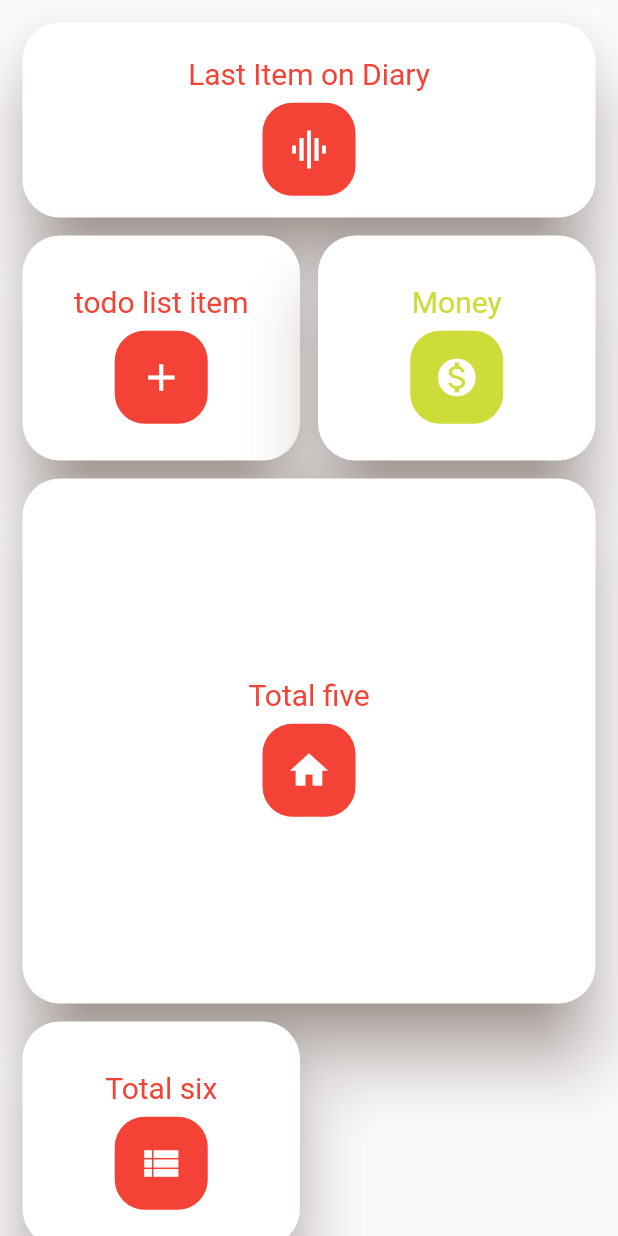
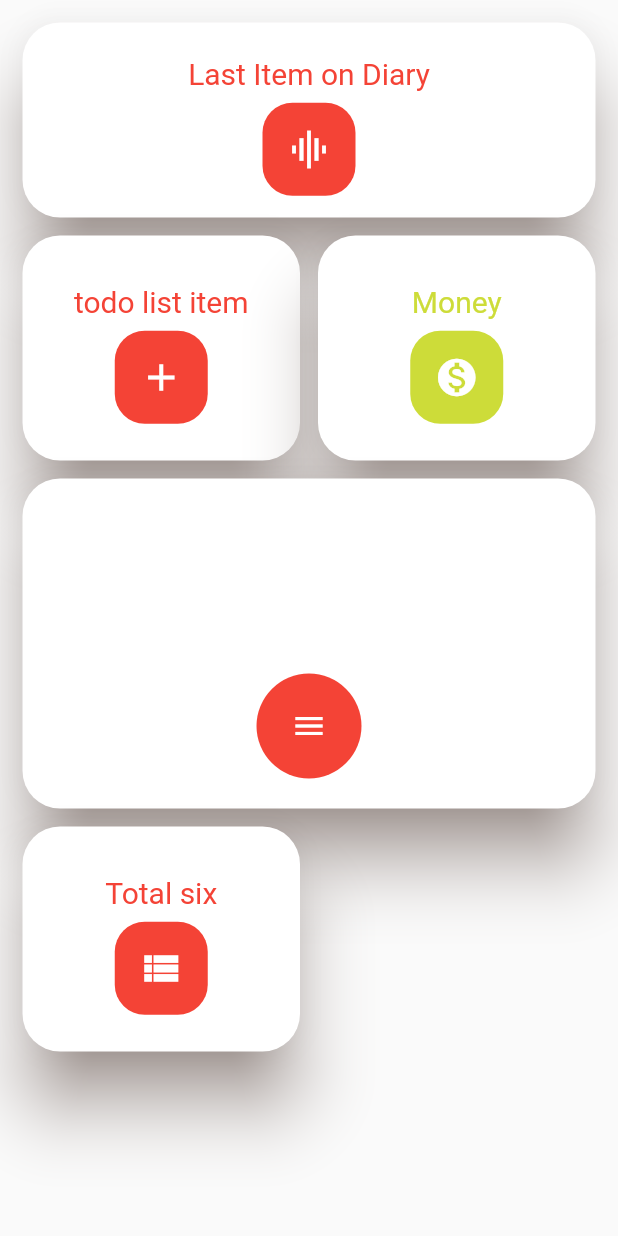
Before and after one commit to H-Zaman/My_Journal, a Flutter app: the screen it shows after launch, on a phone screen of 412 x 824 dp. Run offline on Flutter 3.47's test engine with Material 2 defaults, Android fonts, the phone set to English and light mode, and no system bars; missing offline and left inert: fab_circular_menu.

Commit message:
completed dashboard and integrated custom fab inside a tile

```diff
--- a/lib/Dashboard/dashboard.dart
+++ b/lib/Dashboard/dashboard.dart
@@ -1,5 +1,7 @@
+import 'package:flutter/cupertino.dart';
 import 'package:flutter/material.dart';
 import 'package:flutter_staggered_grid_view/flutter_staggered_grid_view.dart';
+import 'package:myapp/Dashboard/tileConfigs/customFabTile.dart';
 
 class Dashboard extends StatefulWidget {
   @override
@@ -28,6 +30,7 @@ class _DashboardState extends State<Dashboard> {
                       padding: const EdgeInsets.all(8.0),
                       child: Text(
                         title,
+                        overflow: TextOverflow.ellipsis,
                         style: TextStyle(
                           color: color,
                           fontSize: 20,
@@ -69,14 +72,20 @@ class _DashboardState extends State<Dashboard> {
             dashItems(Icons.graphic_eq,'Last Item on Diary',Colors.red),
             dashItems(Icons.add,'todo list item',Colors.red),
             dashItems(Icons.monetization_on,'Money',Colors.lime),
-            dashItems(Icons.home,'Total five',Colors.red),
+
+            //Custom FAB tile
+            TileCustomFab(),
+
             dashItems(Icons.view_list,'Total six',Colors.red),
           ],
           staggeredTiles: [
             StaggeredTile.extent(2,130),
             StaggeredTile.extent(1,150),
             StaggeredTile.extent(1,150),
-            StaggeredTile.extent(2,350),
+
+            //Custom FAB tile
+            StaggeredTile.extent(2,220),
+
             StaggeredTile.extent(1,150),
           ],
         ),
--- /dev/null
+++ b/lib/Dashboard/tileConfigs/customFabTile.dart
@@ -0,0 +1,26 @@
+import 'package:flutter/material.dart';
+import 'package:myapp/fab_circular_menu/fab_custom.dart';
+
+class TileCustomFab extends StatefulWidget {
+  @override
+  _TileCustomFabState createState() => _TileCustomFabState();
+}
+
+class _TileCustomFabState extends State<TileCustomFab> {
+  @override
+  Widget build(BuildContext context) {
+    return Material(
+      color: Colors.white,
+      elevation: 20,
+      shadowColor: Colors.brown,
+      borderRadius: BorderRadius.circular(25.0),
+      child: Align(
+        alignment: Alignment.bottomCenter,
+        child: Padding(
+          padding: const EdgeInsets.only(bottom: 20.0),
+          child: CustomFab(),
+        ),
+      ),
+    );
+  }
+}
--- a/lib/fab_circular_menu/fab_custom.dart
+++ b/lib/fab_circular_menu/fab_custom.dart
@@ -15,7 +15,7 @@ class _CustomFabState extends State<CustomFab> with SingleTickerProviderStateMix
   }
 
   AnimationController animationController;
-  Animation d1egreeTranslation,d2egreeTranslation,d3egreeTranslation,d4egreeTranslation;
+  Animation d1egreeTranslation,d2egreeTranslation,d3egreeTranslation,d4egreeTranslation,d5egreeTranslation;
   Animation rotationAnimation;
 
   @override
@@ -40,6 +40,10 @@ class _CustomFabState extends State<CustomFab> with SingleTickerProviderStateMix
       TweenSequenceItem<double>(tween: Tween(begin: 0.0,end: 1.4),weight: 20),
       TweenSequenceItem<double>(tween: Tween(begin: 1.4,end: 1.0),weight: 60),
     ]).animate(animationController);
+    d5egreeTranslation = TweenSequence([
+      TweenSequenceItem<double>(tween: Tween(begin: 0.0,end: 1.15),weight: 70),
+      TweenSequenceItem<double>(tween: Tween(begin: 1.15,end: 1.0),weight: 30),
+    ]).animate(animationController);
     rotationAnimation = Tween(
       begin: 0.0,
       end: 180.0,
@@ -49,9 +53,7 @@ class _CustomFabState extends State<CustomFab> with SingleTickerProviderStateMix
     ));
     super.initState();
     animationController.addListener(() {
-      setState(() {
-
-      });
+      setState(() {});
     });
   }
 
@@ -87,7 +89,7 @@ class _CustomFabState extends State<CustomFab> with SingleTickerProviderStateMix
 
               //View note / View Diary button
               Transform.translate(
-                offset: Offset.fromDirection(getRadiansFromDegree(225),d1egreeTranslation.value * 100),
+                offset: Offset.fromDirection(getRadiansFromDegree(225),d5egreeTranslation.value * 100),
                 child: Transform(
                   alignment: Alignment.center,
                   transform: Matrix4.rotationZ(getRadiansFromDegree(rotationAnimation.value))..scale(d1egreeTranslation.value),
--- a/lib/screens/home/home.dart
+++ b/lib/screens/home/home.dart
@@ -6,35 +6,8 @@ import 'package:myapp/fab_circular_menu/fab_package.dart';
 class HomeScreen extends StatelessWidget {
   @override
   Widget build(BuildContext context) {
-    return Stack(
-      children: <Widget>[
-        Dashboard(),
-      ],
+    return Scaffold(
+      body: Dashboard(),
     );
-//      Scaffold(
-//      body: Column(
-//        mainAxisAlignment: MainAxisAlignment.end,
-//              children: <Widget>[
-//
-//                Dashboard(),
-
-//                SizedBox(height: 50,),
-
-              // Main button Container
-//                Container(
-//                  height: 220,
-//                  width: MediaQuery.of(context).size.width,
-//                  color: Colors.brown,
-//                    child: Align(
-//                      alignment: Alignment.bottomCenter,
-//                        child: Padding(
-//                          padding: const EdgeInsets.only(bottom: 20),
-//                          child: CustomFab(),
-//                        )
-//                    )
-//                ),
-//              ],
-//            ),
-//    );
   }
 }
```
